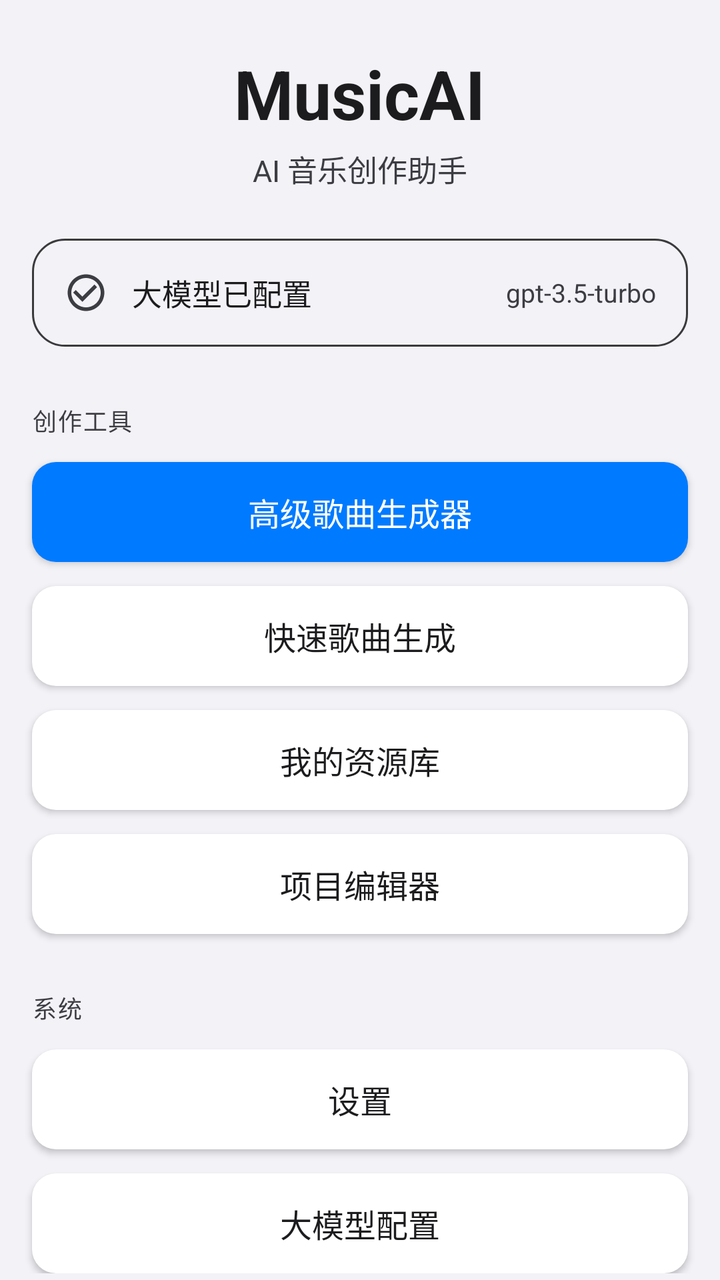
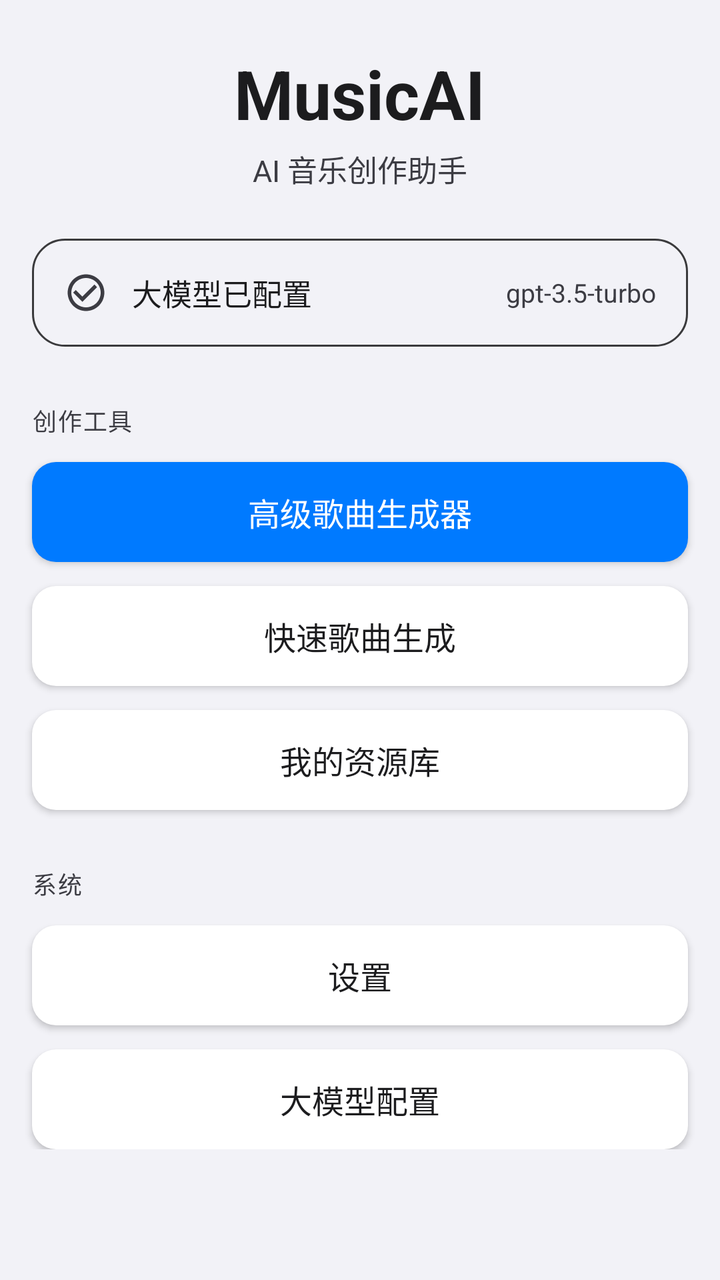

An Android layout rendered at two revisions. The XML below is the earlier revision; the diff shows what the commit changed to produce the second picture.
<!-- AndroidManifest.xml: application theme Theme.MusicAI -->
<!-- res/layout/activity_main.xml -->
<?xml version="1.0" encoding="utf-8"?>
<ScrollView xmlns:android="http://schemas.android.com/apk/res/android"
    android:layout_width="match_parent"
    android:layout_height="match_parent"
    android:background="@color/apple_light_bg"
    android:fillViewport="true"
    android:scrollbars="none">

    <LinearLayout
        android:layout_width="match_parent"
        android:layout_height="wrap_content"
        android:orientation="vertical"
        android:fitsSystemWindows="true"
        android:paddingTop="24dp"
        android:paddingBottom="32dp">

        <LinearLayout
            android:layout_width="match_parent"
            android:layout_height="wrap_content"
            android:orientation="vertical"
            android:layout_marginBottom="24dp"
            android:gravity="center_horizontal">

            <TextView
                android:id="@+id/tv_title"
                android:layout_width="wrap_content"
                android:layout_height="wrap_content"
                android:text="MusicAI"
                android:textSize="34sp"
                android:textColor="@color/apple_text"
                android:textStyle="bold"
                android:gravity="center"
                android:layout_marginBottom="4dp"/>

            <TextView
                android:id="@+id/tv_subtitle"
                android:layout_width="wrap_content"
                android:layout_height="wrap_content"
                android:text="AI 音乐创作助手"
                android:textSize="15sp"
                android:textColor="@color/apple_text_secondary"
                android:gravity="center"/>

        </LinearLayout>

        <LinearLayout
            android:id="@+id/model_status_card"
            android:layout_width="match_parent"
            android:layout_height="wrap_content"
            android:orientation="horizontal"
            android:padding="16dp"
            android:background="@drawable/apple_card_bg"
            android:layout_marginHorizontal="16dp"
            android:layout_marginBottom="28dp"
            android:gravity="center_vertical"
            android:elevation="0dp"
            android:outlineProvider="background">

            <ImageView
                android:id="@+id/iv_status_icon"
                android:layout_width="22dp"
                android:layout_height="22dp"
                android:layout_marginEnd="12dp"
                android:src="@drawable/ic_check_circle"/>

            <TextView
                android:id="@+id/tv_model_status"
                android:layout_width="0dp"
                android:layout_height="wrap_content"
                android:layout_weight="1"
                android:text="大模型已配置"
                android:textSize="15sp"
                android:textColor="@color/apple_text"/>

            <TextView
                android:id="@+id/tv_model_name"
                android:layout_width="wrap_content"
                android:layout_height="wrap_content"
                android:text="gpt-3.5-turbo"
                android:textSize="13sp"
                android:textColor="@color/apple_text_secondary"/>

        </LinearLayout>

        <LinearLayout
            android:layout_width="match_parent"
            android:layout_height="wrap_content"
            android:orientation="vertical"
            android:gravity="center_horizontal">

            <TextView
                android:layout_width="match_parent"
                android:layout_height="wrap_content"
                android:text="创作工具"
                android:textSize="12sp"
                android:textColor="@color/apple_text_secondary"
                android:textAllCaps="true"
                android:layout_marginBottom="12dp"
                android:layout_marginHorizontal="16dp"
                android:letterSpacing="0.05"/>

            <Button
                android:id="@+id/btn_new_song_generator"
                android:layout_width="match_parent"
                android:layout_height="50dp"
                android:minHeight="50dp"
                android:text="高级歌曲生成器"
                android:textSize="16sp"
                android:textColor="@color/apple_white"
                android:background="@drawable/apple_button_primary_bg"
                android:layout_marginHorizontal="16dp"
                android:layout_marginBottom="12dp"/>

            <Button
                android:id="@+id/btn_song_generator"
                android:layout_width="match_parent"
                android:layout_height="50dp"
                android:minHeight="50dp"
                android:text="快速歌曲生成"
                android:textSize="16sp"
                android:textColor="@color/apple_button_text"
                android:background="@drawable/apple_button_bg"
                android:layout_marginHorizontal="16dp"
                android:layout_marginBottom="12dp"/>

            <Button
                android:id="@+id/btn_library"
                android:layout_width="match_parent"
                android:layout_height="50dp"
                android:minHeight="50dp"
                android:text="我的资源库"
                android:textSize="16sp"
                android:textColor="@color/apple_button_text"
                android:background="@drawable/apple_button_bg"
                android:layout_marginHorizontal="16dp"
                android:layout_marginBottom="12dp"/>

            <Button
                android:id="@+id/btn_project_editor"
                android:layout_width="match_parent"
                android:layout_height="50dp"
                android:minHeight="50dp"
                android:text="项目编辑器"
                android:textSize="16sp"
                android:textColor="@color/apple_button_text"
                android:background="@drawable/apple_button_bg"
                android:layout_marginHorizontal="16dp"
                android:layout_marginBottom="28dp"/>

            <TextView
                android:layout_width="match_parent"
                android:layout_height="wrap_content"
                android:text="系统"
                android:textSize="12sp"
                android:textColor="@color/apple_text_secondary"
                android:textAllCaps="true"
                android:layout_marginBottom="12dp"
                android:layout_marginHorizontal="16dp"
                android:letterSpacing="0.05"/>

            <Button
                android:id="@+id/btn_settings"
                android:layout_width="match_parent"
                android:layout_height="50dp"
                android:minHeight="50dp"
                android:text="设置"
                android:textSize="16sp"
                android:textColor="@color/apple_button_text"
                android:background="@drawable/apple_button_bg"
                android:layout_marginHorizontal="16dp"
                android:layout_marginBottom="12dp"/>

            <Button
                android:id="@+id/btn_model_config"
                android:layout_width="match_parent"
                android:layout_height="50dp"
                android:minHeight="50dp"
                android:text="大模型配置"
                android:textSize="16sp"
                android:textColor="@color/apple_button_text"
                android:background="@drawable/apple_button_bg"
                android:layout_marginHorizontal="16dp"/>

        </LinearLayout>

    </LinearLayout>

</ScrollView>
<!-- resources referenced by this layout -->
<resources>
  <color name="apple_button_text">@color/apple_text</color>
  <color name="apple_light_bg">@color/light_background</color>
  <color name="apple_text">@color/light_text_primary</color>
  <color name="apple_text_secondary">@color/light_text_secondary</color>
  <color name="apple_white">#FFFFFF</color>
  <!-- drawable apple_button_bg (drawable) -->
  <?xml version="1.0" encoding="utf-8"?>
  <selector xmlns:android="http://schemas.android.com/apk/res/android">
      <item android:state_pressed="true">
          <shape android:shape="rectangle">
              <solid android:color="@color/apple_button_pressed" />
              <corners android:radius="12dp" />
          </shape>
      </item>
      <item>
          <shape android:shape="rectangle">
              <solid android:color="@color/apple_button_bg_color" />
              <corners android:radius="12dp" />
          </shape>
      </item>
  </selector>
  <!-- drawable apple_button_primary_bg (drawable) -->
  <?xml version="1.0" encoding="utf-8"?>
  <selector xmlns:android="http://schemas.android.com/apk/res/android">
      <item android:state_pressed="true">
          <shape android:shape="rectangle">
              <solid android:color="@color/apple_accent_pressed" />
              <corners android:radius="12dp" />
          </shape>
      </item>
      <item>
          <shape android:shape="rectangle">
              <solid android:color="@color/apple_accent" />
              <corners android:radius="12dp" />
          </shape>
      </item>
  </selector>
  <!-- drawable apple_card_bg (drawable) -->
  <?xml version="1.0" encoding="utf-8"?>
  <shape xmlns:android="http://schemas.android.com/apk/res/android" android:shape="rectangle">
      <solid android:color="@color/apple_dark_gray" />
      <corners android:radius="16dp" />
      <stroke android:width="1dp" android:color="@color/apple_mid_gray" />
  </shape>
  <!-- drawable ic_check_circle (drawable) -->
  <vector xmlns:android="http://schemas.android.com/apk/res/android"
      android:width="24dp"
      android:height="24dp"
      android:viewportWidth="24"
      android:viewportHeight="24"
      android:tint="?attr/colorControlNormal">
    <path
        android:fillColor="@android:color/white"
        android:pathData="M12,2C6.48,2 2,6.48 2,12s4.48,10 10,10 10,-4.48 10,-10S17.52,2 12,2zM12,20c-4.41,0 -8,-3.59 -8,-8s3.59,-8 8,-8 8,3.59 8,8 -3.59,8 -8,8zM16.59,7.58L10,14.17l-3.59,-3.58L5,12l5,5 8,-8z"/>
  </vector>
  <style name="Theme.MusicAI" parent="Theme.AppCompat.DayNight.NoActionBar">
          <item name="colorPrimary">@color/apple_accent</item>
          <item name="colorPrimaryDark">@color/apple_accent</item>
          <item name="colorAccent">@color/apple_accent</item>
          <item name="android:textColorPrimary">@color/apple_text</item>
          <item name="android:textColorSecondary">@color/apple_text_secondary</item>
          <item name="android:windowBackground">@color/apple_light_bg</item>
          <item name="android:statusBarColor">@color/apple_light_bg</item>
          <item name="android:navigationBarColor">@color/apple_light_bg</item>
          <item name="android:windowLightStatusBar">true</item>
          <item name="android:windowTranslucentStatus">false</item>
          <item name="android:windowTranslucentNavigation">false</item>
          <item name="android:scrollbarThumbVertical">@android:color/transparent</item>
          <item name="android:scrollbarThumbHorizontal">@android:color/transparent</item>
          <item name="android:scrollbarSize">0dp</item>
      </style>
  <color name="light_background">#F2F2F7</color>
  <color name="light_text_primary">#1C1C1E</color>
  <color name="light_text_secondary">#3C3C43</color>
  <color name="apple_button_pressed">#E5E5EA</color>
  <color name="apple_button_bg_color">#FFFFFF</color>
  <color name="apple_accent_pressed">#0056B3</color>
  <color name="apple_accent">@color/light_accent</color>
  <color name="apple_mid_gray">#3A3A3C</color>
  <color name="light_accent">#007AFF</color>
</resources>

<!-- the commit's change to res/layout/activity_main.xml (unified diff, before → after) -->
@@ -133,18 +133,6 @@
                 android:textColor="@color/apple_button_text"
                 android:background="@drawable/apple_button_bg"
                 android:layout_marginHorizontal="16dp"
-                android:layout_marginBottom="12dp"/>
-
-            <Button
-                android:id="@+id/btn_project_editor"
-                android:layout_width="match_parent"
-                android:layout_height="50dp"
-                android:minHeight="50dp"
-                android:text="项目编辑器"
-                android:textSize="16sp"
-                android:textColor="@color/apple_button_text"
-                android:background="@drawable/apple_button_bg"
-                android:layout_marginHorizontal="16dp"
                 android:layout_marginBottom="28dp"/>
 
             <TextView
